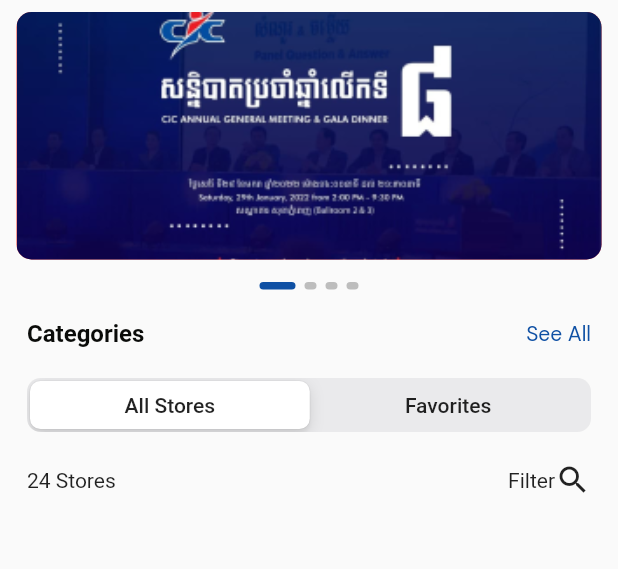
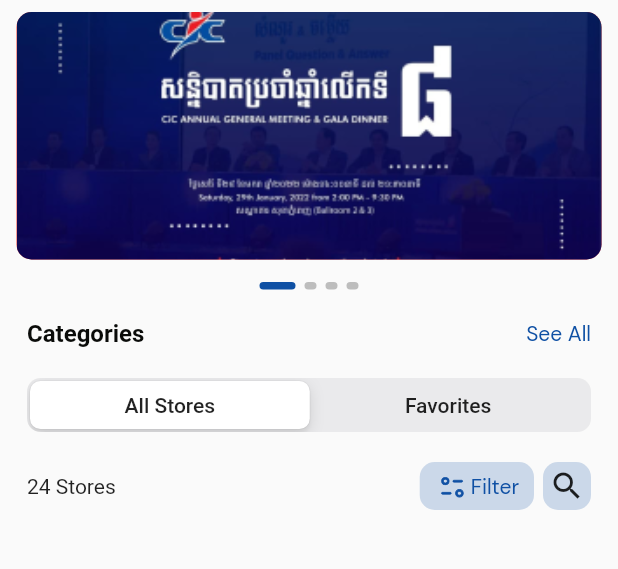
Before and after one commit to TinutChan/cic_mobile, a Flutter app: the Privilege screen opened by its route, after a tap on "See All", on a phone screen of 412 x 824 dp, the part 84-653 px from its top. Run offline on Flutter 3.47's test engine with Material 2 defaults, Android fonts, the phone set to English and light mode, and no system bars; drawn by our look-alikes of carousel_slider, smooth_page_indicator; our stand-ins replace cached_network_image, flutter_dotenv, flutter_svg, freezed_annotation, get, go_router and 5 more; missing offline and left inert: adaptive_action_sheet, qr_code_scanner; accounts and stored records are empty; network calls fail.

Commit message:
Privilage

```diff
--- /dev/null
+++ b/lib/modules/privilege/model/widget/privilage_filter_search.dart
@@ -0,0 +1,41 @@
+import 'package:cic_mobile/constants/color_app/color_app.dart';
+import 'package:cic_mobile/constants/font_app/theme_data.dart';
+import 'package:flutter/material.dart';
+import 'package:flutter_svg/svg.dart';
+
+class FilterSearchPrivilage extends StatelessWidget {
+  const FilterSearchPrivilage({super.key});
+
+  @override
+  Widget build(BuildContext context) {
+    return Row(
+      children: [
+        Container(
+            padding: const EdgeInsets.only(
+                left: 10.0, right: 10.0, bottom: 4.0, top: 4.0),
+            decoration: BoxDecoration(
+                borderRadius: BorderRadius.circular(10.0),
+                color: AppColor.mainColor.withOpacity(0.2)),
+            child: Row(
+              children: [
+                SvgPicture.asset('assets/icons/privillege/filter.svg'),
+                Text(
+                  'Filter',
+                  style: theme().textTheme.displaySmall!.copyWith(
+                        color: AppColor.mainColor,
+                      ),
+                ),
+              ],
+            )),
+        Container(
+          margin: const EdgeInsets.only(left: 6.0),
+          padding: const EdgeInsets.all(4.0),
+          decoration: BoxDecoration(
+              borderRadius: BorderRadius.circular(10.0),
+              color: AppColor.mainColor.withOpacity(0.2)),
+          child: const Icon(Icons.search),
+        )
+      ],
+    );
+  }
+}
--- a/lib/modules/privilege/screen/privilege.dart
+++ b/lib/modules/privilege/screen/privilege.dart
@@ -2,6 +2,8 @@
 import 'package:cic_mobile/constants/font_app/theme_data.dart';
 import 'package:cic_mobile/modules/privilege/controller/privilege_controller.dart';
 import 'package:cic_mobile/modules/privilege/model/widget/custom_privilage_shimmer.dart';
+import 'package:cic_mobile/modules/privilege/model/widget/loading_more_privilage_shop.dart';
+import 'package:cic_mobile/modules/privilege/model/widget/privilage_filter_search.dart';
 import 'package:cic_mobile/widgets/custom_appbar_blue_bg.dart';
 import 'package:cic_mobile/widgets/custom_slider.dart';
 import 'package:cic_mobile/widgets/privilege/custom_card_categories.dart';
@@ -9,6 +11,7 @@
 import 'package:flutter/cupertino.dart';
 import 'package:flutter/material.dart';
 import 'package:get/get.dart';
+import 'package:go_router/go_router.dart';
 
 class Privilege extends StatefulWidget {
   const Privilege({super.key});
@@ -27,9 +30,11 @@
     super.initState();
   }
 
+  final PageController _pageController = PageController();
   final _controller = Get.put(PrivilegeController());
-  int? groupValue = 0;
+  int groupValue = 0;
   int index = 0;
+
   @override
   Widget build(BuildContext context) {
     return Scaffold(
@@ -79,7 +84,11 @@
                                     ),
                                     const Spacer(),
                                     GestureDetector(
-                                      onTap: () {},
+                                      onTap: () {
+                                        context.push(
+                                          '/home/privilege/see-all-categories',
+                                        );
+                                      },
                                       child: Text(
                                         'See All',
                                         style: theme()
@@ -110,7 +119,7 @@
                                 width: double.infinity,
                                 child: CupertinoSlidingSegmentedControl(
                                   groupValue: groupValue,
-                                  children: {
+                                  children: <int, Widget>{
                                     0: Padding(
                                       padding: const EdgeInsets.all(8.0),
                                       child: Text(
@@ -136,25 +145,25 @@
                                       ),
                                     ),
                                   },
-                                  onValueChanged: (value) async {
-                                    setState(() {
-                                      groupValue = value;
-                                    });
-                                    // if (value == 1) {
-                                    //   await _controller.fetchIsFavouriteStore(
-                                    //     isFav: true,
-                                    //   );
-                                    // } else {
-                                    //   await _controller.getListAllStore(
-                                    //     page: _controller.currentPage.value,
-                                    //   );
-                                    // }
-                                    Container(
-                                      color: Colors.amber,
-                                    );
-                                    Container(
-                                      color: Colors.red,
-                                    );
+                                  onValueChanged: (int? value) async {
+                                    groupValue = value!;
+
+                                    // _pageController.animateToPage(
+                                    //   groupValue,
+                                    //   duration:
+                                    //       const Duration(milliseconds: 200),
+                                    //   curve: Curves.fastOutSlowIn,
+                                    // );
+
+                                    if (value == 1) {
+                                      _controller.fetchIsFavouriteStore(
+                                          isFav: true);
+                                    } else {
+                                      _controller.privilageList.clear();
+                                      _controller.getListAllStore(page: 1);
+                                    }
+
+                                    setState(() {});
                                   },
                                 ),
                               ),
@@ -170,17 +179,20 @@
                                         child: const Text('24 Stores'),
                                       ),
                                     ),
-                                    Row(
-                                      children: const [
-                                        Text('Filter'),
-                                        Icon(Icons.search)
-                                      ],
-                                    ),
+                                    const FilterSearchPrivilage(),
                                   ],
                                 ),
                               ),
-                              Column(
-                                children: _controller.privilageList.map((e) {
+                              Obx(
+                                () => _controller.isLoadinggetListAll.value ==
+                                            true ||
+                                        _controller.isLoadingAllFavList.value ==
+                                            true
+                                    ? const Center(
+                                        child: CircularProgressIndicator())
+                                    : Column(
+                                        children:
+                                            _controller.privilageList.map((e) {
                                           return CustomCardItem(
                                             title: e.shopNameInEnglish,
                                             subtitle: e.slogan,
@@ -188,8 +200,13 @@
                                             image: e.shopLogo,
                                             status: e.status,
                                             offier: e.discountRate,
+                                            onTap: () {},
+                                            isFavorite: e.isFavorite,
+                                            colorEnd: e.discountBgColor,
+                                            colorStart: e.discountBgColorEnd,
                                           );
                                         }).toList(),
+                                      ),
                               ),
                             ],
                           ),
@@ -197,28 +214,12 @@
                       ),
                     ),
                     if (_controller.isLoadinggetListAll.value == true &&
+                        _controller.isLoadingAllFavList.value == true &&
                         _controller.currentPage.value > 1 == true)
                       Obx(
-                        () => _controller.isLoadinggetListAll.value == true
-                            ? Positioned(
-                                bottom: 0.0,
-                                child: Row(
-                                  mainAxisAlignment: MainAxisAlignment.center,
-                                  crossAxisAlignment: CrossAxisAlignment.center,
-                                  children: [
-                                    Text(
-                                      'Loading more',
-                                      style: Theme.of(context)
-                                          .textTheme
-                                          .bodyMedium,
-                                    ),
-                                    const SizedBox(
-                                      width: 10,
-                                    ),
-                                    const CupertinoActivityIndicator(),
-                                  ],
-                                ),
-                              )
+                        () => _controller.isLoadinggetListAll.value == true &&
+                                _controller.isLoadingAllFavList.value == true
+                            ? const LoadingMorePrivilageShop()
                             : const SizedBox(),
                       ),
                   ],
--- /dev/null
+++ b/lib/modules/privilege/screen/see_all_privilage_categoies.dart
@@ -0,0 +1,15 @@
+import 'package:cic_mobile/widgets/custom_appbar_blue_bg.dart';
+import 'package:flutter/material.dart';
+
+class SeeAllCategoriesPrivilage extends StatelessWidget {
+  const SeeAllCategoriesPrivilage({super.key});
+
+  @override
+  Widget build(BuildContext context) {
+    return Scaffold(
+      appBar: customAppBar(
+        context: context,
+      ),
+    );
+  }
+}
--- a/lib/routers/app_router.dart
+++ b/lib/routers/app_router.dart
@@ -12,6 +12,7 @@
 import 'package:cic_mobile/modules/investment/screens/investment_screen.dart';
 import 'package:cic_mobile/modules/my_mvp/screen/my_mvp_screen.dart';
 import 'package:cic_mobile/modules/privilege/screen/privilege.dart';
+import 'package:cic_mobile/modules/privilege/screen/see_all_privilage_categoies.dart';
 import 'package:cic_mobile/modules/profile/screens/create_company_screen.dart';
 import 'package:cic_mobile/modules/profile/screens/edit_profile_information_screen.dart';
 import 'package:cic_mobile/modules/profile/screens/update_company_screen.dart';
@@ -104,7 +105,14 @@
                 builder: (_, state) {
                   return const Privilege();
                 },
-            ),
+                routes: [
+                  GoRoute(
+                    path: 'see-all-categories',
+                    builder: (context, state) {
+                      return const SeeAllCategoriesPrivilage();
+                    },
+                  )
+                ]),
           ],
         ),
         GoRoute(
```
Also changed, not shown: lib/modules/privilege/controller/privilege_controller.dart (+8 -15 lines), lib/modules/privilege/model/widget/loading_more_privilage_shop.dart (added, +27 -0 lines), lib/utils/convert_hex_color/conver_hex_color.dart (added, +8 -0 lines), lib/widgets/privilege/custom_card_item.dart (+9 -4 lines), assets/icons/privillege/filter.svg (added). Lines whose indentation alone changed are shown as unchanged.
